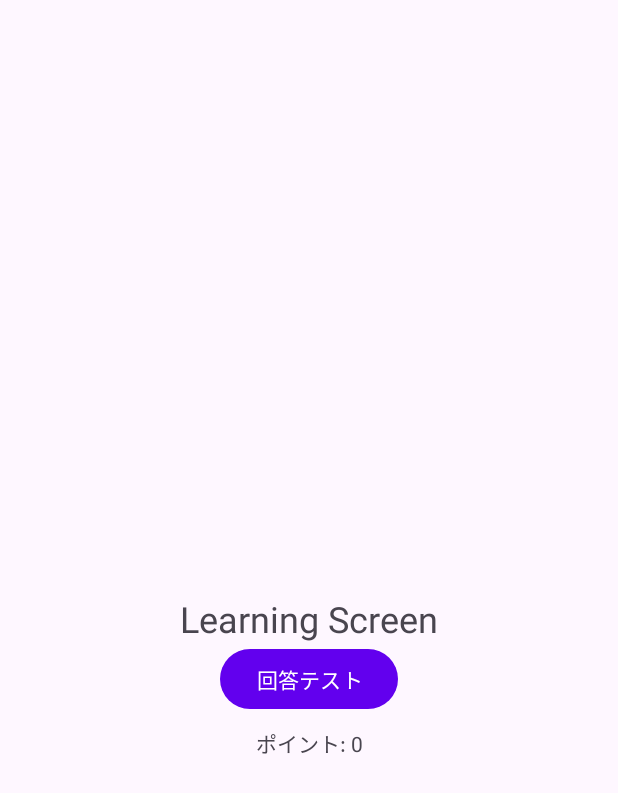
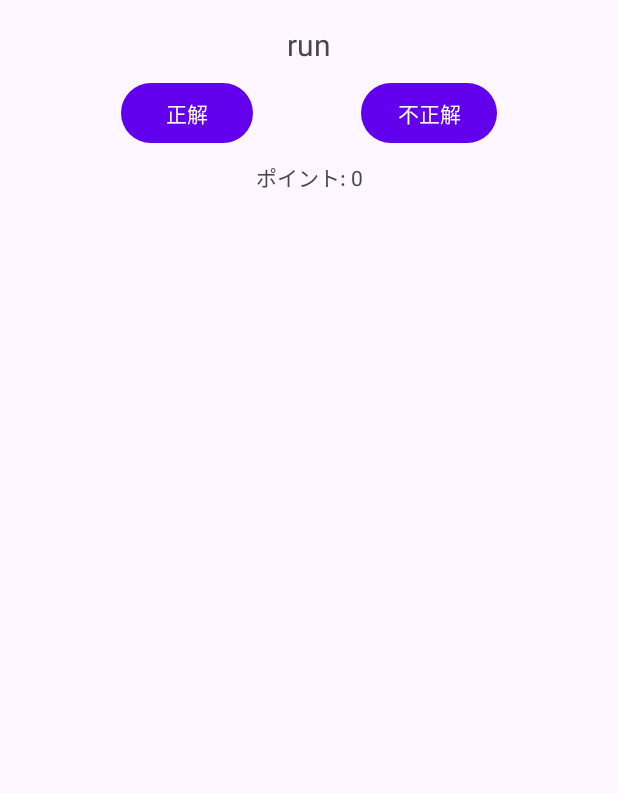
Before and after one commit to satoshimatsui2-cpu/StudyLockApp, an Android app built with Jetpack Compose: the LearningActivity screen opened directly, with no data from a screen before it, on a phone screen of 412 x 824 dp. Shown: the top 793 px of the screen. Run offline under Robolectric (Android 15) with nearby library versions, the phone set to English and light mode, and no system bars; our stand-ins replace Room's generated code.

Commit message:
期限到来の単語から1問を選んで出す

```diff
--- a/app/src/main/java/com/example/studylockapp/LearningActivity.kt
+++ b/app/src/main/java/com/example/studylockapp/LearningActivity.kt
@@ -9,6 +9,7 @@ import androidx.lifecycle.lifecycleScope
 import com.example.studylockapp.data.AppDatabase
 import com.example.studylockapp.data.PointManager
 import com.example.studylockapp.data.ProgressCalculator
+import com.example.studylockapp.data.WordEntity
 import com.example.studylockapp.data.WordProgressEntity
 import kotlinx.coroutines.launch
 
@@ -17,22 +18,31 @@ class LearningActivity : AppCompatActivity() {
     // 出題モード: 意味なら "meaning", リスニングなら "listening" など
     private val currentMode = "meaning"
 
+    // 現在出題中の単語を保持
+    private var currentWord: WordEntity? = null
+
+    private lateinit var textQuestion: TextView
+    private lateinit var textPoints: TextView
+    private lateinit var buttonCorrect: Button
+    private lateinit var buttonWrong: Button
+
     override fun onCreate(savedInstanceState: Bundle?) {
         super.onCreate(savedInstanceState)
         setContentView(R.layout.activity_learning)
 
-        // 【テスト用】回答処理を呼び出すボタン
-        val testButton: Button = findViewById(R.id.button_test_answer)
-        testButton.setOnClickListener {
-            // 仮の単語ID=1を「正解」として扱う例
-            onAnswered(wordId = 1, isCorrect = true)
-        }
+        // View の取得
+        textQuestion = findViewById(R.id.text_question)
+        textPoints = findViewById(R.id.text_points)
+        buttonCorrect = findViewById(R.id.button_correct)
+        buttonWrong = findViewById(R.id.button_wrong)
 
-        // ポイント表示を更新
+        // ボタンに回答処理を紐付け
+        buttonCorrect.setOnClickListener { onAnswered(isCorrect = true) }
+        buttonWrong.setOnClickListener { onAnswered(isCorrect = false) }
+
+        // 起動時にポイント表示 & 次の問題をロード
         updatePointView()
-
-        // ★ 本日の出題対象（nextDueDate <= 今日）をログに出す
-        loadDueWords(mode = currentMode)
+        loadNextQuestion()
     }
 
     override fun onResume() {
@@ -40,12 +50,45 @@ class LearningActivity : AppCompatActivity() {
         updatePointView()
     }
 
+    /** 次の問題をロードして表示（nextDueDate <= 今日 のものから1件） */
+    private fun loadNextQuestion() {
+        lifecycleScope.launch {
+            val db = AppDatabase.getInstance(this@LearningActivity)
+            val progressDao = db.wordProgressDao()
+            val wordDao = db.wordDao()
+            val today = ProgressCalculator.todayEpochDay()
+
+            // 1) 期限到来の単語IDを取得
+            val ids = progressDao.getDueWordIds(currentMode, today)
+
+            // 2) IDから単語を取得（空なら空リスト）
+            val dueWords = if (ids.isEmpty()) emptyList() else wordDao.getByIds(ids)
+
+            // 3) 出題リストが空なら全件から出す（フォールバック）
+            val targetList = if (dueWords.isNotEmpty()) dueWords else wordDao.getAll()
+
+            if (targetList.isEmpty()) {
+                textQuestion.text = "出題する単語がありません"
+                currentWord = null
+                return@launch
+            }
+
+            // 4) ランダムに1件出題
+            val next = targetList.random()
+            currentWord = next
+            textQuestion.text = next.word  // ここでは英単語をそのまま表示（意味問題）
+        }
+    }
+
     /**
      * 回答が確定したときに呼ぶ
-     * @param wordId WordEntity.no に合わせる
      * @param isCorrect 正解なら true, 不正解なら false
      */
-    private fun onAnswered(wordId: Int, isCorrect: Boolean) {
+    private fun onAnswered(isCorrect: Boolean) {
+        val wordId = currentWord?.no ?: run {
+            Log.d("ANSWER", "No current word.")
+            return
+        }
         lifecycleScope.launch {
             val db = AppDatabase.getInstance(this@LearningActivity)
             val progressDao = db.wordProgressDao()
@@ -78,41 +121,22 @@ class LearningActivity : AppCompatActivity() {
             )
             progressDao.upsert(updated)
 
-            // （任意）ログで確認
-            Log.d("ANSWER_TEST", "wordId=$wordId isCorrect=$isCorrect addPoint=$addPoint newLevel=$newLevel nextDue=$nextDue totalPoint=${pointManager.getTotal()}")
+            // ログとポイント表示
+            Log.d(
+                "ANSWER_TEST",
+                "wordId=$wordId isCorrect=$isCorrect addPoint=$addPoint " +
+                        "newLevel=$newLevel nextDue=$nextDue totalPoint=${pointManager.getTotal()}"
+            )
+            updatePointView()
 
-            // ポイント表示を更新
-            updatePointView()
+            // 次の問題をロード
+            loadNextQuestion()
         }
     }
 
     /** ポイント表示を更新するヘルパー */
     private fun updatePointView() {
-        val pointView: TextView = findViewById(R.id.text_points)
         val total = PointManager(this).getTotal()
-        pointView.text = "ポイント: $total"
-    }
-
-    /** mode の出題対象（nextDueDate <= 今日）を取得してログに出す */
-    private fun loadDueWords(mode: String) {
-        lifecycleScope.launch {
-            val db = AppDatabase.getInstance(this@LearningActivity)
-            val progressDao = db.wordProgressDao()
-            val wordDao = db.wordDao()
-
-            val today = ProgressCalculator.todayEpochDay()
-
-            // 1) 期限到来の単語IDを取得
-            val ids = progressDao.getDueWordIds(mode, today)
-
-            // 2) IDから単語を取得（空なら空リスト）
-            val dueWords = if (ids.isEmpty()) emptyList() else wordDao.getByIds(ids)
-
-            // 3) ログで確認
-            Log.d("DUE_TEST", "mode=$mode dueCount=${dueWords.size}")
-            dueWords.forEach { w ->
-                Log.d("DUE_TEST", "${w.no} ${w.word} ${w.japanese}")
-            }
-        }
+        textPoints.text = "ポイント: $total"
     }
 }
--- a/app/src/main/res/layout/activity_learning.xml
+++ b/app/src/main/res/layout/activity_learning.xml
@@ -1,33 +1,53 @@
-<androidx.constraintlayout.widget.ConstraintLayout xmlns:android="http://schemas.android.com/apk/res/android"
+<?xml version="1.0" encoding="utf-8"?>
+<androidx.constraintlayout.widget.ConstraintLayout
+    xmlns:android="http://schemas.android.com/apk/res/android"
     xmlns:app="http://schemas.android.com/apk/res-auto"
     android:layout_width="match_parent"
-    android:layout_height="match_parent">
+    android:layout_height="match_parent"
+    android:padding="16dp">
 
+    <!-- 出題表示 -->
     <TextView
-        android:id="@+id/learningText"
+        android:id="@+id/text_question"
         android:layout_width="wrap_content"
         android:layout_height="wrap_content"
-        android:text="Learning Screen"
-        android:textSize="24sp"
+        android:text="問題がここに表示されます"
+        android:textSize="20sp"
         app:layout_constraintTop_toTopOf="parent"
-        app:layout_constraintBottom_toBottomOf="parent"
         app:layout_constraintStart_toStartOf="parent"
         app:layout_constraintEnd_toEndOf="parent" />
+
+    <!-- 正解ボタン -->
     <Button
-        android:id="@+id/button_test_answer"
+        android:id="@+id/button_correct"
         android:layout_width="wrap_content"
         android:layout_height="wrap_content"
-        android:text="回答テスト"
-        app:layout_constraintTop_toBottomOf="@id/learningText"
+        android:text="正解"
+        app:layout_constraintTop_toBottomOf="@id/text_question"
         app:layout_constraintStart_toStartOf="parent"
-        app:layout_constraintEnd_toEndOf="parent" />
+        app:layout_constraintEnd_toStartOf="@id/button_wrong"
+        android:layout_margin="8dp"/>
+
+    <!-- 不正解ボタン -->
+    <Button
+        android:id="@+id/button_wrong"
+        android:layout_width="wrap_content"
+        android:layout_height="wrap_content"
+        android:text="不正解"
+        app:layout_constraintTop_toBottomOf="@id/text_question"
+        app:layout_constraintStart_toEndOf="@id/button_correct"
+        app:layout_constraintEnd_toEndOf="parent"
+        android:layout_margin="8dp"/>
+
+    <!-- ポイント表示 -->
     <TextView
         android:id="@+id/text_points"
         android:layout_width="wrap_content"
         android:layout_height="wrap_content"
         android:text="ポイント: 0"
-        app:layout_constraintTop_toBottomOf="@id/button_test_answer"
+        app:layout_constraintTop_toBottomOf="@id/button_correct"
         app:layout_constraintStart_toStartOf="parent"
         app:layout_constraintEnd_toEndOf="parent"
         android:paddingTop="8dp"/>
+
 </androidx.constraintlayout.widget.ConstraintLayout>
```
